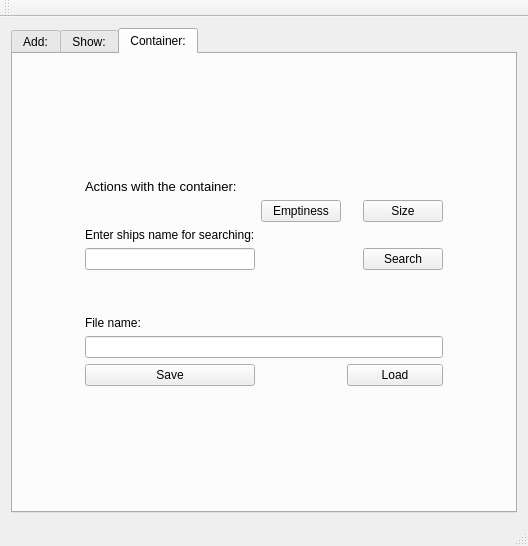
Qt form mainwindow.ui (pavllan90/Ships) before a commit.
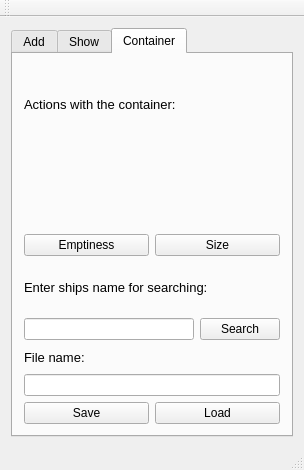
The same form after that commit.

Diff of the .ui file:
```diff
--- a/mainwindow.ui
+++ b/mainwindow.ui
@@ -6,12 +6,12 @@
    <rect>
     <x>0</x>
     <y>0</y>
-    <width>528</width>
-    <height>546</height>
+    <width>304</width>
+    <height>470</height>
    </rect>
   </property>
   <property name="sizePolicy">
-   <sizepolicy hsizetype="Expanding" vsizetype="Expanding">
+   <sizepolicy hsizetype="Minimum" vsizetype="Minimum">
     <horstretch>0</horstretch>
     <verstretch>0</verstretch>
    </sizepolicy>
@@ -28,7 +28,7 @@
       </property>
       <widget class="QWidget" name="tab">
        <attribute name="title">
-        <string>Add:</string>
+        <string>Add</string>
        </attribute>
        <layout class="QGridLayout" name="gridLayout_3">
         <item row="0" column="1">
@@ -347,7 +347,7 @@
       </widget>
       <widget class="QWidget" name="tab_2">
        <attribute name="title">
-        <string>Show:</string>
+        <string>Show</string>
        </attribute>
        <layout class="QHBoxLayout" name="horizontalLayout_2">
         <item>
@@ -372,190 +372,117 @@
       </widget>
       <widget class="QWidget" name="tab_3">
        <attribute name="title">
-        <string>Container:</string>
+        <string>Container</string>
        </attribute>
-       <layout class="QGridLayout" name="gridLayout_2">
-        <item row="1" column="1">
-         <layout class="QGridLayout" name="gridLayout">
-          <item row="3" column="0">
+       <layout class="QVBoxLayout" name="verticalLayout_7">
+        <item>
+         <widget class="QLabel" name="label_10">
+          <property name="font">
+           <font>
+            <pointsize>10</pointsize>
+           </font>
+          </property>
+          <property name="text">
+           <string>Actions with the container:</string>
+          </property>
+         </widget>
+        </item>
+        <item>
+         <widget class="QLabel" name="label_13">
+          <property name="font">
+           <font>
+            <pointsize>13</pointsize>
+           </font>
+          </property>
+          <property name="text">
+           <string/>
+          </property>
+         </widget>
+        </item>
+        <item>
+         <layout class="QHBoxLayout" name="horizontalLayout_12">
+          <item>
+           <widget class="QPushButton" name="pushButton_2">
+            <property name="text">
+             <string>Emptiness</string>
+            </property>
+           </widget>
+          </item>
+          <item>
+           <widget class="QPushButton" name="pushButton_6">
+            <property name="text">
+             <string>Size</string>
+            </property>
+           </widget>
+          </item>
+         </layout>
+        </item>
+        <item>
+         <layout class="QVBoxLayout" name="verticalLayout_4">
+          <item>
+           <widget class="QLabel" name="label_11">
+            <property name="font">
+             <font>
+              <pointsize>10</pointsize>
+             </font>
+            </property>
+            <property name="text">
+             <string>Enter ships name for searching:</string>
+            </property>
+           </widget>
+          </item>
+          <item>
+           <layout class="QHBoxLayout" name="horizontalLayout_8">
+            <item>
            <widget class="QLineEdit" name="lineEdit_5"/>
           </item>
-          <item row="3" column="3">
+            <item>
            <widget class="QPushButton" name="pushButton_3">
             <property name="text">
              <string>Search</string>
             </property>
            </widget>
           </item>
-          <item row="6" column="0" colspan="4">
+           </layout>
+          </item>
+         </layout>
+        </item>
+        <item>
+         <layout class="QVBoxLayout" name="verticalLayout_3">
+          <item>
+           <widget class="QLabel" name="label_12">
+            <property name="font">
+             <font>
+              <pointsize>10</pointsize>
+             </font>
+            </property>
+            <property name="text">
+             <string>File name:</string>
+            </property>
+           </widget>
+          </item>
+          <item>
            <widget class="QLineEdit" name="lineEdit_8"/>
           </item>
-          <item row="7" column="0">
+          <item>
+           <layout class="QHBoxLayout" name="horizontalLayout_7">
+            <item>
            <widget class="QPushButton" name="pushButton_4">
             <property name="text">
              <string>Save</string>
             </property>
            </widget>
           </item>
-          <item row="7" column="2" colspan="2">
+            <item>
            <widget class="QPushButton" name="pushButton_5">
             <property name="text">
              <string>Load</string>
             </property>
            </widget>
           </item>
-          <item row="4" column="0">
-           <spacer name="verticalSpacer_3">
-            <property name="orientation">
-             <enum>Qt::Vertical</enum>
-            </property>
-            <property name="sizeHint" stdset="0">
-             <size>
-              <width>20</width>
-              <height>40</height>
-             </size>
-            </property>
-           </spacer>
-          </item>
-          <item row="3" column="2">
-           <spacer name="horizontalSpacer_4">
-            <property name="orientation">
-             <enum>Qt::Horizontal</enum>
-            </property>
-            <property name="sizeHint" stdset="0">
-             <size>
-              <width>10</width>
-              <height>20</height>
-             </size>
-            </property>
-           </spacer>
-          </item>
-          <item row="3" column="1">
-           <spacer name="horizontalSpacer_8">
-            <property name="orientation">
-             <enum>Qt::Horizontal</enum>
-            </property>
-            <property name="sizeHint" stdset="0">
-             <size>
-              <width>80</width>
-              <height>20</height>
-             </size>
-            </property>
-           </spacer>
-          </item>
-          <item row="0" column="0" colspan="3">
-           <widget class="QLabel" name="label_10">
-            <property name="font">
-             <font>
-              <pointsize>10</pointsize>
-             </font>
-            </property>
-            <property name="text">
-             <string>Actions with the container:</string>
-            </property>
-           </widget>
-          </item>
-          <item row="2" column="0">
-           <widget class="QLabel" name="label_11">
-            <property name="text">
-             <string>Enter ships name for searching:</string>
-            </property>
-           </widget>
-          </item>
-          <item row="1" column="0">
-           <spacer name="verticalSpacer_4">
-            <property name="orientation">
-             <enum>Qt::Vertical</enum>
-            </property>
-            <property name="sizeHint" stdset="0">
-             <size>
-              <width>20</width>
-              <height>20</height>
-             </size>
-            </property>
-           </spacer>
-          </item>
-          <item row="5" column="0">
-           <widget class="QLabel" name="label_12">
-            <property name="text">
-             <string>File name:</string>
-            </property>
-           </widget>
-          </item>
-          <item row="1" column="1">
-           <widget class="QPushButton" name="pushButton_2">
-            <property name="text">
-             <string>Emptiness</string>
-            </property>
-           </widget>
-          </item>
-          <item row="1" column="3">
-           <widget class="QPushButton" name="pushButton_6">
-            <property name="text">
-             <string>Size</string>
-            </property>
-           </widget>
-          </item>
-          <item row="0" column="3">
-           <widget class="QLabel" name="label_13">
-            <property name="text">
-             <string/>
-            </property>
-           </widget>
-          </item>
-         </layout>
-        </item>
-        <item row="1" column="0">
-         <spacer name="horizontalSpacer">
-          <property name="orientation">
-           <enum>Qt::Horizontal</enum>
-          </property>
-          <property name="sizeHint" stdset="0">
-           <size>
-            <width>40</width>
-            <height>20</height>
-           </size>
-          </property>
-         </spacer>
-        </item>
-        <item row="1" column="2">
-         <spacer name="horizontalSpacer_2">
-          <property name="orientation">
-           <enum>Qt::Horizontal</enum>
-          </property>
-          <property name="sizeHint" stdset="0">
-           <size>
-            <width>40</width>
-            <height>20</height>
-           </size>
-          </property>
-         </spacer>
-        </item>
-        <item row="0" column="1">
-         <spacer name="verticalSpacer">
-          <property name="orientation">
-           <enum>Qt::Vertical</enum>
-          </property>
-          <property name="sizeHint" stdset="0">
-           <size>
-            <width>20</width>
-            <height>20</height>
-           </size>
-          </property>
-         </spacer>
-        </item>
-        <item row="2" column="1">
-         <spacer name="verticalSpacer_2">
-          <property name="orientation">
-           <enum>Qt::Vertical</enum>
-          </property>
-          <property name="sizeHint" stdset="0">
-           <size>
-            <width>20</width>
-            <height>20</height>
-           </size>
-          </property>
-         </spacer>
+           </layout>
+          </item>
+         </layout>
         </item>
        </layout>
       </widget>
```
Left out of the diff: 181 changed lines with no effect on the pictures. Lines whose indentation alone changed are shown as unchanged.
